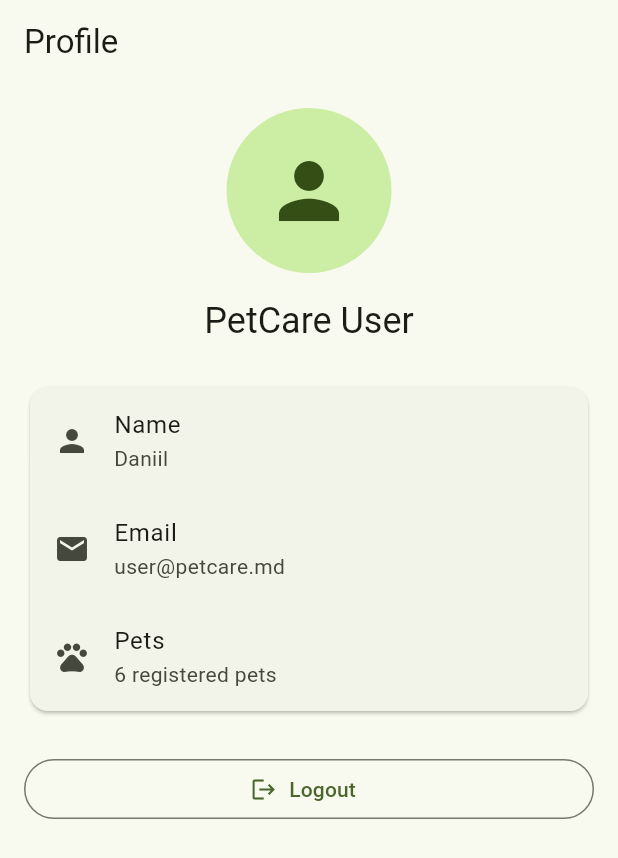
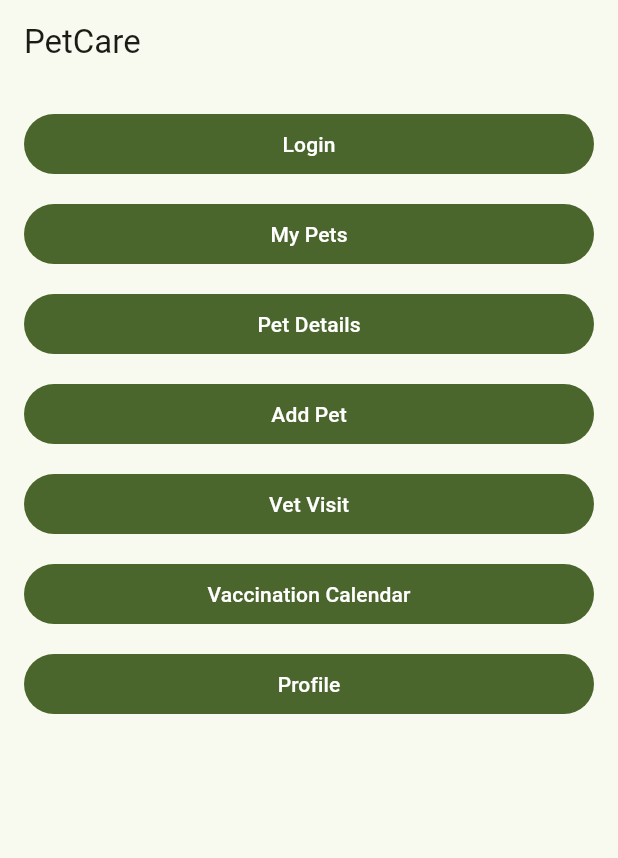
Before and after one commit to Raval3593rgb/PAM, a Flutter app: the screen it shows after launch, on a phone screen of 412 x 824 dp. Shown: the top 858 px of the screen. Run offline on Flutter 3.47's test engine with Material 3 defaults, Android fonts, the phone set to English and light mode, and no system bars.

```diff
--- a/lib/main.dart
+++ b/lib/main.dart
@@ -7,6 +7,7 @@ import 'screens/pet_form_screen.dart';
 import 'screens/vet_visit_form_screen.dart';
 import 'screens/vaccination_calendar_screen.dart';
 import 'screens/profile_screen.dart';
+import 'screens/home_screen.dart';
 
 import 'data/mock_data.dart';
 void main() {
@@ -25,7 +26,7 @@ class MyApp extends StatelessWidget {
 
         colorScheme: ColorScheme.fromSeed(seedColor: Colors.lightGreen),
       ),
-      home: const ProfileScreen(),
+      home: const HomeScreen(),
     );
   }
 }
--- /dev/null
+++ b/lib/screens/home_screen.dart
@@ -0,0 +1,125 @@
+import 'package:flutter/material.dart';
+
+import '../data/mock_data.dart';
+import 'login_screen.dart';
+import 'pet_screen.dart';
+import 'pet_details_screen.dart';
+import 'pet_form_screen.dart';
+import 'vet_visit_form_screen.dart';
+import 'vaccination_calendar_screen.dart';
+import 'profile_screen.dart';
+
+class HomeScreen extends StatelessWidget {
+  const HomeScreen({super.key});
+
+  @override
+  Widget build(BuildContext context) {
+    return Scaffold(
+      appBar: AppBar(
+        title: const Text('PetCare'),
+      ),
+      body: ListView(
+        padding: const EdgeInsets.all(16),
+        children: [
+          FilledButton(
+            onPressed: () {
+              Navigator.push(
+                context,
+                MaterialPageRoute(
+                  builder: (_) => const LoginScreen(),
+                ),
+              );
+            },
+            child: const Text('Login'),
+          ),
+
+          const SizedBox(height: 12),
+
+          FilledButton(
+            onPressed: () {
+              Navigator.push(
+                context,
+                MaterialPageRoute(
+                  builder: (_) => const PetsScreen(),
+                ),
+              );
+            },
+            child: const Text('My Pets'),
+          ),
+
+          const SizedBox(height: 12),
+
+          FilledButton(
+            onPressed: () {
+              Navigator.push(
+                context,
+                MaterialPageRoute(
+                  builder: (_) => PetDetailsScreen(
+                    pet: mockPets[0],
+                  ),
+                ),
+              );
+            },
+            child: const Text('Pet Details'),
+          ),
+
+          const SizedBox(height: 12),
+
+          FilledButton(
+            onPressed: () {
+              Navigator.push(
+                context,
+                MaterialPageRoute(
+                  builder: (_) => const PetFormScreen(),
+                ),
+              );
+            },
+            child: const Text('Add Pet'),
+          ),
+
+          const SizedBox(height: 12),
+
+          FilledButton(
+            onPressed: () {
+              Navigator.push(
+                context,
+                MaterialPageRoute(
+                  builder: (_) => const VetVisitFormScreen(),
+                ),
+              );
+            },
+            child: const Text('Vet Visit'),
+          ),
+
+          const SizedBox(height: 12),
+
+          FilledButton(
+            onPressed: () {
+              Navigator.push(
+                context,
+                MaterialPageRoute(
+                  builder: (_) => const VaccinationCalendarScreen(),
+                ),
+              );
+            },
+            child: const Text('Vaccination Calendar'),
+          ),
+
+          const SizedBox(height: 12),
+
+          FilledButton(
+            onPressed: () {
+              Navigator.push(
+                context,
+                MaterialPageRoute(
+                  builder: (_) => const ProfileScreen(),
+                ),
+              );
+            },
+            child: const Text('Profile'),
+          ),
+        ],
+      ),
+    );
+  }
+}
```
